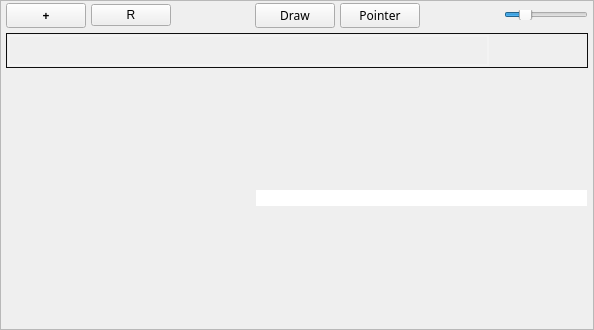
This is src/arrangewidget.ui in tom-23/Horizon as Qt 5 draws it before an edit. The edited form follows.
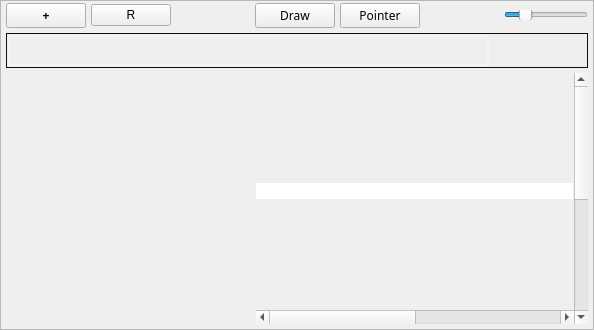
This is the edited form. Icons and pictures are not drawn.

Commit message: Reworked the scrollbars to fit with the UI

Patch:
```diff
--- a/src/arrangewidget.ui
+++ b/src/arrangewidget.ui
@@ -427,6 +427,23 @@
           </widget>
          </item>
          <item>
+          <layout class="QVBoxLayout" name="verticalLayout_3">
+           <property name="spacing">
+            <number>0</number>
+           </property>
+           <property name="leftMargin">
+            <number>0</number>
+           </property>
+           <property name="topMargin">
+            <number>0</number>
+           </property>
+           <property name="rightMargin">
+            <number>0</number>
+           </property>
+           <property name="bottomMargin">
+            <number>0</number>
+           </property>
+           <item>
           <widget class="QWidget" name="timeline" native="true">
            <property name="sizePolicy">
             <sizepolicy hsizetype="Preferred" vsizetype="Preferred">
@@ -488,6 +505,28 @@
              </widget>
             </item>
            </layout>
+            </widget>
+           </item>
+           <item>
+            <widget class="QScrollBar" name="hScroll">
+             <property name="pageStep">
+              <number>100</number>
+             </property>
+             <property name="orientation">
+              <enum>Qt::Horizontal</enum>
+             </property>
+            </widget>
+           </item>
+          </layout>
+         </item>
+         <item>
+          <widget class="QScrollBar" name="vScroll">
+           <property name="pageStep">
+            <number>100</number>
+           </property>
+           <property name="orientation">
+            <enum>Qt::Vertical</enum>
+           </property>
           </widget>
          </item>
         </layout>
```
Left out of the diff: 6 changed lines with no effect on the pictures. Lines whose indentation alone changed are shown as unchanged. The commit also changes 4 other files.
